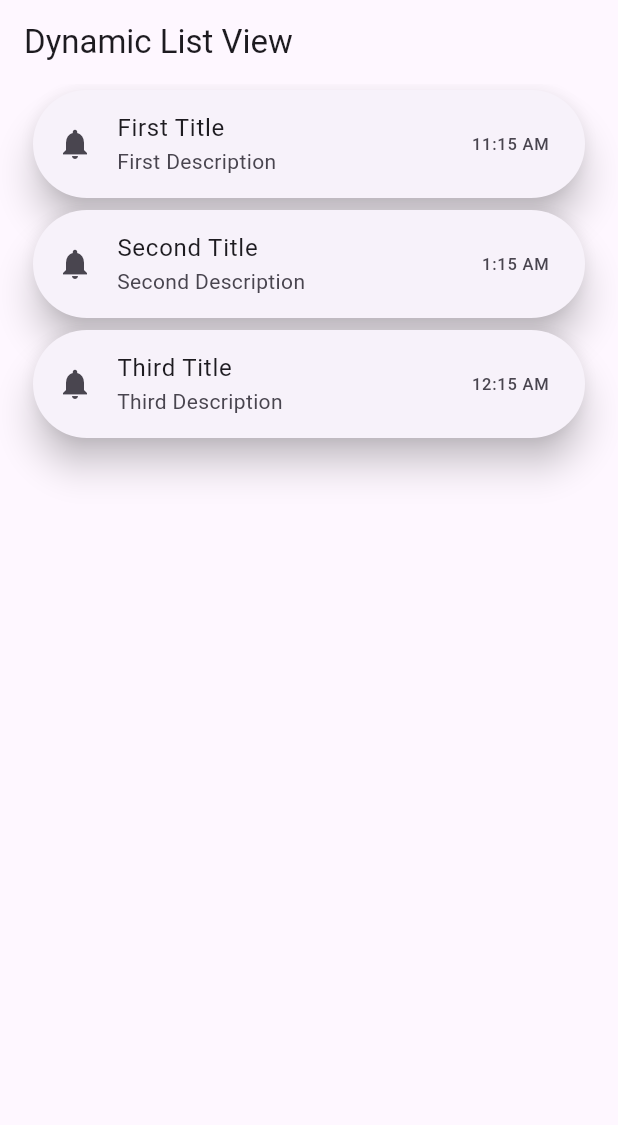
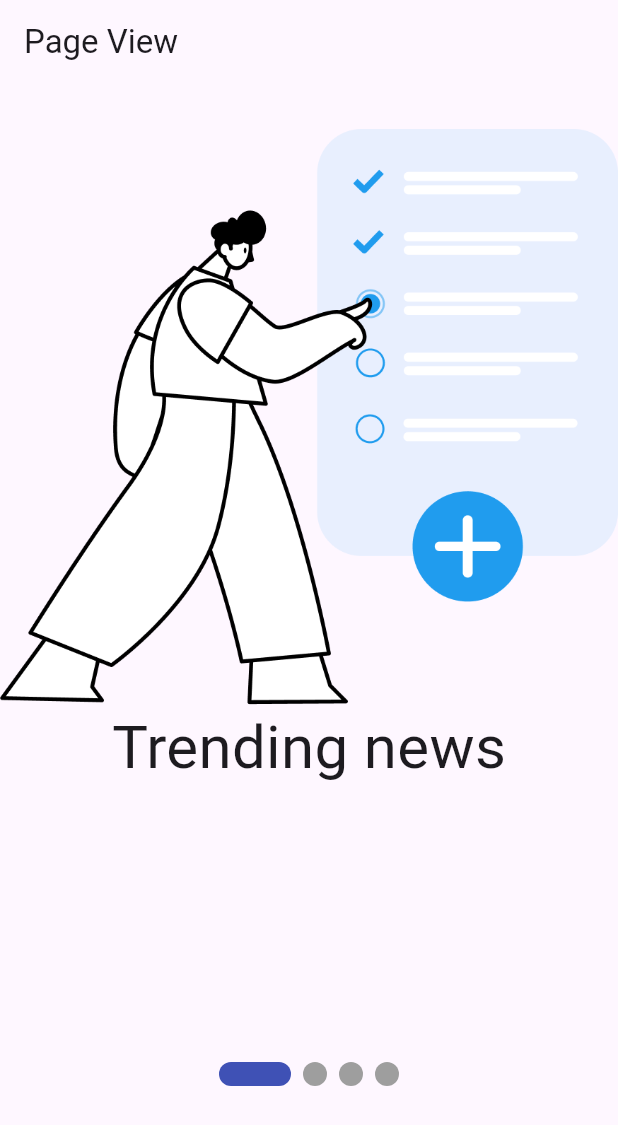
Before and after one commit to MuhammadAliKust/Flutter-B24, a Flutter app: the screen it shows after launch, on a phone screen of 412 x 824 dp. Shown: the top 1125 px of the screen. Run offline on Flutter 3.47's test engine with Material 3 defaults, Android fonts, the light colour scheme and no system bars; drawn by our look-alikes of smooth_page_indicator; our stand-ins replace string_validator.

Commit message:
Page View Builder Done

```diff
--- a/lib/main.dart
+++ b/lib/main.dart
@@ -1,5 +1,6 @@
 import 'package:flutter/material.dart';
 import 'package:flutter_b24/asset_image.dart';
+import 'package:flutter_b24/page_view.dart';
 import 'package:flutter_b24/single_selection.dart';
 
 import 'dynamic_list_view.dart';
@@ -19,7 +20,7 @@
   @override
   Widget build(BuildContext context) {
     return MaterialApp(
-      home: DynamicListView(),
+      home: PageViewDemo(),
     );
   }
 
--- /dev/null
+++ b/lib/models/onboarding.dart
@@ -0,0 +1,6 @@
+class OnBoardingModel {
+  final String title;
+  final String image;
+
+  OnBoardingModel({required this.title, required this.image});
+}
--- /dev/null
+++ b/lib/page_view.dart
@@ -0,0 +1,61 @@
+import 'package:flutter/material.dart';
+import 'package:flutter_b24/models/onboarding.dart';
+import 'package:smooth_page_indicator/smooth_page_indicator.dart';
+
+class PageViewDemo extends StatelessWidget {
+  PageViewDemo({super.key});
+
+  PageController controller = PageController();
+  List<OnBoardingModel> onBoardingList = [
+    OnBoardingModel(title: 'Trending news', image: 'assets/images/Group.png'),
+    OnBoardingModel(
+      title: 'React,Save & Share News',
+      image: 'assets/images/Group-1.png',
+    ),
+    OnBoardingModel(
+      title: 'Video & live News From Youtube',
+      image: 'assets/images/Group-2.png',
+    ),
+    OnBoardingModel(
+      title: 'Browse News From Variety Of Categories',
+      image: 'assets/images/Group-3.png',
+    ),
+  ];
+
+  @override
+  Widget build(BuildContext context) {
+    return Scaffold(
+      appBar: AppBar(title: Text("Page View")),
+      body: Column(
+        children: [
+          SizedBox(height: 30,),
+          Expanded(
+            child: PageView.builder(
+              controller: controller,
+              scrollDirection: Axis.horizontal,
+              itemCount: onBoardingList.length,
+              itemBuilder: (context, i) {
+                return Column(
+                  children: [
+                    Image.asset(onBoardingList[i].image.toString()),
+                    Text(
+                      onBoardingList[i].title.toString(),
+                      style: TextStyle(fontSize: 40),
+                    ),
+                  ],
+                );
+              },
+            ),
+          ),
+          SmoothPageIndicator(
+            controller: controller, // PageController
+            count: onBoardingList.length,
+            effect: ExpandingDotsEffect(), // your preferred effect
+            onDotClicked: (index) {},
+          ),
+          SizedBox(height: 100,)
+        ],
+      ),
+    );
+  }
+}
--- a/pubspec.yaml
+++ b/pubspec.yaml
@@ -35,6 +35,7 @@
   # Use with the CupertinoIcons class for iOS style icons.
   cupertino_icons: ^1.0.8
   string_validator: ^1.2.0
+  smooth_page_indicator: ^1.2.1
 
 dev_dependencies:
   flutter_test:
```
Also changed, not shown: assets/images/Group-1.png (added), assets/images/Group-2.png (added), assets/images/Group-3.png (added), assets/images/Group.png (added), pubspec.lock.
